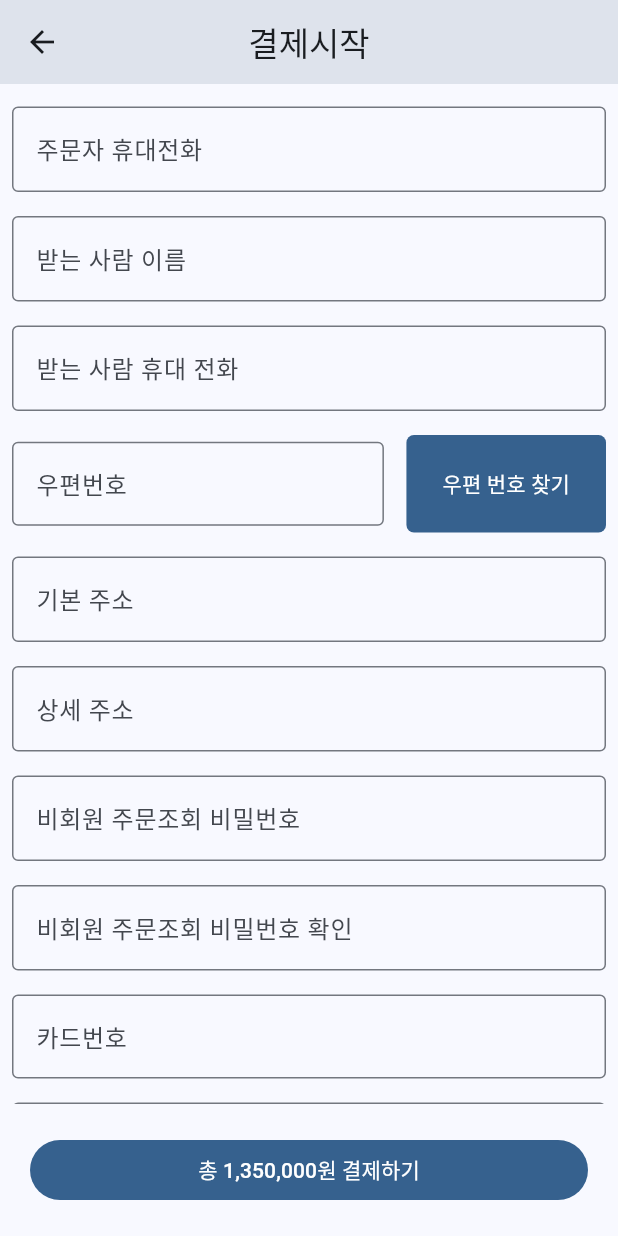
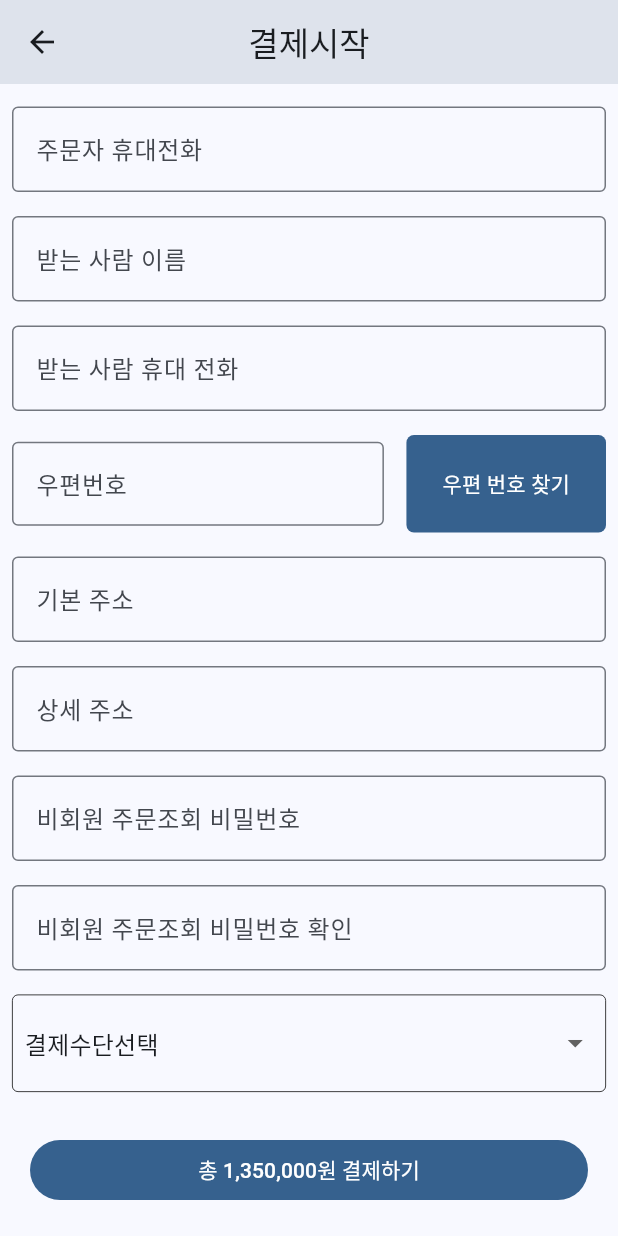
Before and after one commit to zhngxnyn/flutter_shop, a Flutter app: the ItemCheckoutPage screen opened directly, scrolled down 378 dp, on a phone screen of 412 x 824 dp. Run offline on Flutter 3.47's test engine with Material 3 defaults, Android fonts, the phone set to English and light mode, and no system bars; our stand-ins replace cached_network_image; missing offline and left inert: kpostal; network calls fail.

Commit message:
UI 구성_제품 결제시작 페이지(3)

```diff
--- /dev/null
+++ b/lib/components/basic_dialog.dart
@@ -0,0 +1,42 @@
+import 'package:flutter/material.dart';
+
+class BasicDialog extends StatelessWidget {
+  BasicDialog({
+    super.key,
+    required this.content,
+    required this.buttonText,
+    required this.buttonFunction,
+  });
+
+  String content;
+  String buttonText;
+  Function() buttonFunction;
+
+  @override
+  Widget build(BuildContext context) {
+    return AlertDialog(
+      content: Column(
+        mainAxisSize: MainAxisSize.min,
+        children: [
+          Container(
+            padding: const EdgeInsets.only(
+              top: 30,
+              bottom: 10,
+            ),
+            child: Center(
+              child: Text(content),
+            ),
+          )
+        ],
+      ),
+      actions: [
+        Center(
+          child: FilledButton(
+            onPressed: buttonFunction,
+            child: Text(buttonText),
+          ),
+        ),
+      ],
+    );
+  }
+}
--- a/lib/item_checkout_page.dart
+++ b/lib/item_checkout_page.dart
@@ -1,6 +1,8 @@
 import 'package:cached_network_image/cached_network_image.dart';
 import 'package:flutter/material.dart';
+import 'package:flutter_shop/components/basic_dialog.dart';
 import 'package:flutter_shop/constants.dart';
+import 'package:flutter_shop/item_order_result_page.dart';
 import 'package:flutter_shop/models/product.dart';
 import 'package:kpostal/kpostal.dart';
 
@@ -36,6 +38,8 @@
 
   double totalPrice = 0;
 
+  final formKey = GlobalKey<FormState>();
+
   //! controller 변수 추가
   TextEditingController buyerNameController = TextEditingController();
   TextEditingController buyerEmailController = TextEditingController();
@@ -51,6 +55,15 @@
   TextEditingController cardAuthController = TextEditingController();
   TextEditingController cardExpiredDateController = TextEditingController();
   TextEditingController cardPwdTwoDigitsController = TextEditingController();
+  TextEditingController depositNameController = TextEditingController();
+
+  // !결제수단 옵션 선택 변수
+  final List<String> paymentMethodList = [
+    '결제수단선택',
+    '카드결제',
+    '무통장입금',
+  ];
+  String selectedPaymentMethod = "결제수단선택";
 
   @override
   void initState() {
@@ -86,27 +99,101 @@
               },
             ),
             // !입력폼 필드
-            buyerNameTextField(),
-            buyerEmailTextField(),
-            buyerPhoneTextField(),
-            receiverNameTextField(),
-            receiverPhoneTextField(),
-            receiverZipTextField(),
-            receiverAddress1TextField(),
-            receiverAddress2TextField(),
-            userPwdTextField(),
-            userConfirmPwdTextField(),
-            cardNoTextField(),
-            cardAuthTextField(),
-            cardExpiredDateTextField(),
-            cardPwdTwoDigitsTextField(),
+            Form(
+              key: formKey,
+              child: Column(
+                children: [
+                  inputTextField(
+                      currentController: buyerNameController,
+                      currentHintText: "주문자명"),
+                  inputTextField(
+                      currentController: buyerEmailController,
+                      currentHintText: "주문자 이메일"),
+                  inputTextField(
+                      currentController: buyerPhoneController,
+                      currentHintText: "주문자 휴대전화"),
+                  inputTextField(
+                      currentController: receiverNameController,
+                      currentHintText: "받는 사람 이름"),
+                  inputTextField(
+                      currentController: receiverPhoneController,
+                      currentHintText: "받는 사람 휴대 전화"),
+                  receiverZipTextField(),
+                  inputTextField(
+                      currentController: receiverAddress1Controller,
+                      currentHintText: "기본 주소",
+                      isReadOnly: true),
+                  inputTextField(
+                      currentController: receiverAddress2Controller,
+                      currentHintText: "상세 주소"),
+                  inputTextField(
+                      currentController: userPwdController,
+                      currentHintText: "비회원 주문조회 비밀번호",
+                      isObscure: true),
+                  inputTextField(
+                      currentController: userConfirmPwdController,
+                      currentHintText: "비회원 주문조회 비밀번호 확인",
+                      isObscure: true),
+                  paymentMethidDropdownButton(),
+                  if (selectedPaymentMethod == "카드결제")
+                    Column(
+                      children: [
+                        inputTextField(
+                            currentController: cardNoController,
+                            currentHintText: "카드번호"),
+                        inputTextField(
+                            currentController: cardAuthController,
+                            currentHintText: "카드명의자 주민번호 앞자리 또는 사업자번호",
+                            currentMaxLength: 10),
+                        inputTextField(
+                            currentController: cardExpiredDateController,
+                            currentHintText: "카드 만료일 (YYYYMM)",
+                            currentMaxLength: 6),
+                        inputTextField(
+                            currentController: cardPwdTwoDigitsController,
+                            currentHintText: "카드 비밀번호 앞2자리",
+                            currentMaxLength: 2),
+                      ],
+                    ),
+                  if (selectedPaymentMethod == "무통장입금")
+                    inputTextField(
+                      currentController: depositNameController,
+                      currentHintText: "입금자명",
+                    ),
+                ],
+              ),
+            )
           ],
         ),
       ),
       bottomNavigationBar: Padding(
         padding: const EdgeInsets.all(20),
         child: FilledButton(
-          onPressed: () {},
+          onPressed: () {
+            if (formKey.currentState!.validate()) {
+              if (selectedPaymentMethod == "결제수단선택") {
+                showDialog(
+                  context: context,
+                  barrierDismissible: true, // 다이얼로그창 밖의 영역을 눌러 벗어나는 것을 방지
+                  builder: (context) {
+                    return BasicDialog(
+                      content: "결제수단을 선택해 주세요",
+                      buttonText: "닫기",
+                      buttonFunction: () => Navigator.of(context).pop(),
+                    );
+                  },
+                );
+                return;
+              }
+              Navigator.of(context).push(
+                MaterialPageRoute(
+                  builder: (context) {
+                    return const ItemOrderResultPage();
+                  },
+                ),
+              );
+            }
+          },
           child: Text("총 ${numberFormat.format(totalPrice)}원 결제하기"),
         ),
       ),
@@ -166,66 +253,35 @@
     );
   }
 
-  Widget buyerNameTextField() {
+  Widget inputTextField({
+    required TextEditingController currentController,
+    required String currentHintText,
+    int? currentMaxLength, // null 허용
+    bool isObscure = false, // 불분명
+    bool isReadOnly = false,
+  }) {
     return Padding(
       padding: const EdgeInsets.all(8.0),
       child: TextFormField(
-        controller: buyerNameController,
-        decoration: const InputDecoration(
-          border: OutlineInputBorder(),
-          hintText: "주문자명",
-        ),
-      ),
-    );
-  }
-
-  Widget buyerEmailTextField() {
-    return Padding(
-      padding: const EdgeInsets.all(8.0),
-      child: TextFormField(
-        controller: buyerEmailController,
-        decoration: const InputDecoration(
-          border: OutlineInputBorder(),
-          hintText: "주문자 이메일",
-        ),
-      ),
-    );
-  }
-
-  Widget buyerPhoneTextField() {
-    return Padding(
-      padding: const EdgeInsets.all(8.0),
-      child: TextFormField(
-        controller: buyerPhoneController,
-        decoration: const InputDecoration(
-          border: OutlineInputBorder(),
-          hintText: "주문자 휴대전화",
-        ),
-      ),
-    );
-  }
-
-  Widget receiverNameTextField() {
-    return Padding(
-      padding: const EdgeInsets.all(8.0),
-      child: TextFormField(
-        controller: receiverNameController,
-        decoration: const InputDecoration(
-          border: OutlineInputBorder(),
-          hintText: "받는 사람 이름",
-        ),
-      ),
-    );
-  }
-
-  Widget receiverPhoneTextField() {
-    return Padding(
-      padding: const EdgeInsets.all(8.0),
-      child: TextFormField(
-        controller: receiverPhoneController,
-        decoration: const InputDecoration(
-          border: OutlineInputBorder(),
-          hintText: "받는 사람 휴대 전화",
+        validator: (value) {
+          // value값 검증
+          if (value!.isEmpty) {
+            return "내용을 입력해 주세요.";
+          } else {
+            if (currentController == userConfirmPwdController &&
+                userPwdController.text != userConfirmPwdController.text) {
+              return "비밀번호가 일치하지 않습니다";
+            }
+          }
+          return null; // null을 return하지 않으면 다음으로 넘어가지 않음.
+        },
+        controller: currentController,
+        maxLength: currentMaxLength,
+        obscureText: isObscure,
+        readOnly: isReadOnly,
+        decoration: InputDecoration(
+          border: const OutlineInputBorder(),
+          hintText: currentHintText,
         ),
       ),
     );
@@ -278,112 +334,30 @@
     );
   }
 
-  Widget receiverAddress1TextField() {
-    return Padding(
-      padding: const EdgeInsets.all(8.0),
-      child: TextFormField(
-        readOnly: true,
-        controller: receiverAddress1Controller,
-        decoration: const InputDecoration(
-          border: OutlineInputBorder(),
-          hintText: "기본 주소",
-        ),
+  Widget paymentMethidDropdownButton() {
+    return Container(
+      width: double.infinity, // 가득 채움
+      margin: const EdgeInsets.all(8),
+      padding: const EdgeInsets.all(8),
+      decoration: BoxDecoration(
+        border: Border.all(width: 0.5),
+        borderRadius: BorderRadius.circular(4),
       ),
-    );
-  }
-
-  Widget receiverAddress2TextField() {
-    return Padding(
-      padding: const EdgeInsets.all(8.0),
-      child: TextFormField(
-        controller: receiverAddress2Controller,
-        decoration: const InputDecoration(
-          border: OutlineInputBorder(),
-          hintText: "상세 주소",
-        ),
-      ),
-    );
-  }
-
-  Widget userPwdTextField() {
-    return Padding(
-      padding: const EdgeInsets.all(8.0),
-      child: TextFormField(
-        controller: userPwdController,
-        decoration: const InputDecoration(
-          border: OutlineInputBorder(),
-          hintText: "비회원 주문조회 비밀번호",
-        ),
-        obscureText: true,
-      ),
-    );
-  }
-
-  Widget userConfirmPwdTextField() {
-    return Padding(
-      padding: const EdgeInsets.all(8.0),
-      child: TextFormField(
-        controller: userConfirmPwdController,
-        decoration: const InputDecoration(
-          border: OutlineInputBorder(),
-          hintText: "비회원 주문조회 비밀번호 확인",
-        ),
-        obscureText: true,
-      ),
-    );
-  }
-
-  Widget cardNoTextField() {
-    return Padding(
-      padding: const EdgeInsets.all(8.0),
-      child: TextFormField(
-        controller: cardNoController,
-        decoration: const InputDecoration(
-          border: OutlineInputBorder(),
-          hintText: "카드번호",
-        ),
-      ),
-    );
-  }
-
-  Widget cardAuthTextField() {
-    return Padding(
-      padding: const EdgeInsets.all(8.0),
-      child: TextFormField(
-        controller: cardAuthController,
-        maxLength: 10,
-        decoration: const InputDecoration(
-          border: OutlineInputBorder(),
-          hintText: "카드명의자 주민번호 앞자리",
-        ),
-      ),
-    );
-  }
-
-  Widget cardExpiredDateTextField() {
-    return Padding(
-      padding: const EdgeInsets.all(8.0),
-      child: TextFormField(
-        controller: cardExpiredDateController,
-        decoration: const InputDecoration(
-          border: OutlineInputBorder(),
-          hintText: "카드 만료일",
-        ),
-      ),
-    );
-  }
-
-  Widget cardPwdTwoDigitsTextField() {
-    return Padding(
-      padding: const EdgeInsets.all(8.0),
-      child: TextFormField(
-        controller: cardPwdTwoDigitsController,
-        decoration: const InputDecoration(
-          border: OutlineInputBorder(),
-          hintText: "카드 비밀번호 앞2자리",
-        ),
-        maxLength: 2,
-        obscureText: true,
+      child: DropdownButton<String>(
+        value: selectedPaymentMethod,
+        onChanged: (value) {
+          setState(() {
+            selectedPaymentMethod = value ?? "";
+          });
+        },
+        isExpanded: true,
+        underline: Container(),
+        items: paymentMethodList.map<DropdownMenuItem<String>>((String value) {
+          return DropdownMenuItem<String>(
+            value: value,
+            child: Text(value),
+          );
+        }).toList(),
       ),
     );
   }
--- /dev/null
+++ b/lib/item_order_result_page.dart
@@ -0,0 +1,26 @@
+import 'package:flutter/material.dart';
+
+class ItemOrderResultPage extends StatefulWidget {
+  const ItemOrderResultPage({super.key});
+
+  @override
+  State<ItemOrderResultPage> createState() => _ItemOrderResultPageState();
+}
+
+class _ItemOrderResultPageState extends State<ItemOrderResultPage> {
+  @override
+  void initState() {
+    super.initState();
+  }
+
+  @override
+  Widget build(BuildContext context) {
+    return Scaffold(
+      appBar: AppBar(
+        title: const Text("주문완료"),
+        centerTitle: true,
+      ),
+      body: Container(),
+    );
+  }
+}
```
